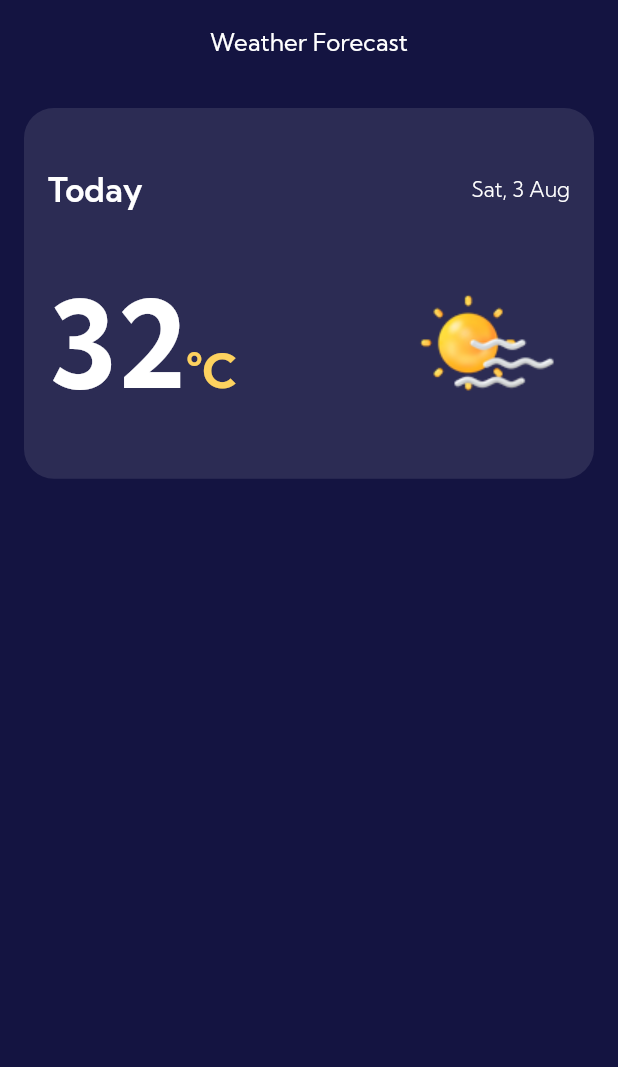
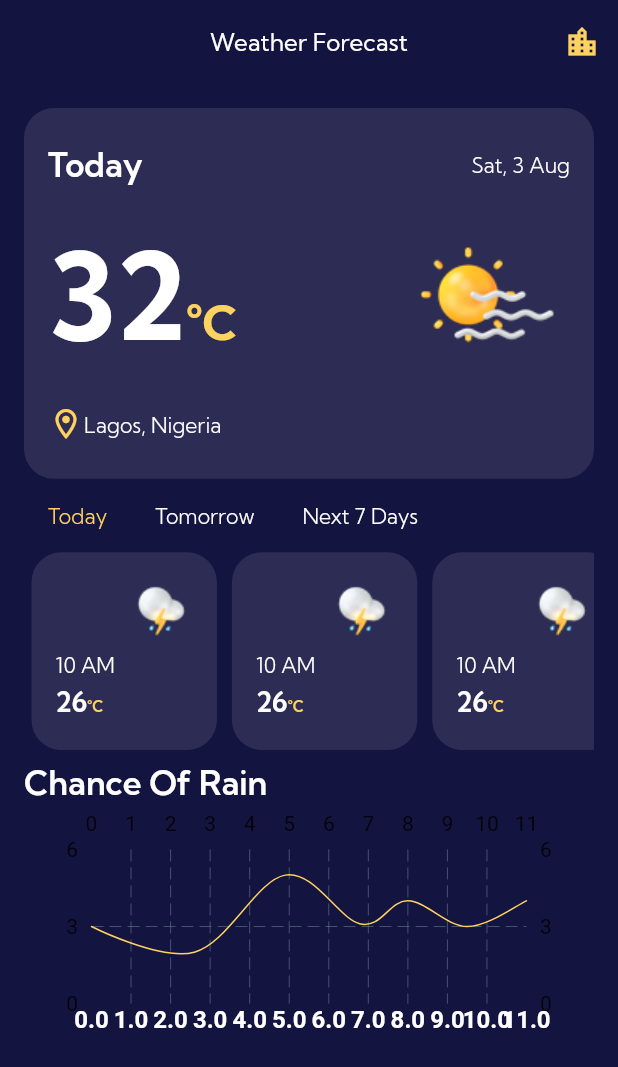
Before and after one commit to noorfatima15/Weather-App, a Flutter app: the screen it shows after launch, after a tap on "Get Started", on a phone screen of 412 x 824 dp. Shown: the top 1067 px of the screen. Run offline on Flutter 3.47's test engine with Material 2 defaults, Android fonts, the phone set to English and light mode, and no system bars; drawn by our look-alikes of fl_chart.

Commit message:
-working on ui: -ui has been completed. -now working on graph implementation

```diff
--- /dev/null
+++ b/lib/constants/logic_constants.dart
@@ -0,0 +1,5 @@
+enum  WeatherType   {
+  today,
+  tomorrow,
+next7Days,
+}
--- a/lib/constants/typography.dart
+++ b/lib/constants/typography.dart
@@ -32,3 +32,8 @@ const TextStyle mainTemprature = TextStyle(
    fontWeight: FontWeight.w700,
    fontFamily: 'Kumbh Sans'
  );
+const TextStyle tileUnitStyle = TextStyle(
+   fontSize: 10,
+   fontWeight: FontWeight.w600,
+   fontFamily: 'Kumbh Sans'
+ );
--- /dev/null
+++ b/lib/core/widgets/weather_detail_tile.dart
@@ -0,0 +1,40 @@
+import 'package:flutter/material.dart';
+import 'package:weather_app/constants/colors.dart';
+import 'package:weather_app/constants/images.dart';
+import 'package:weather_app/constants/styles.dart';
+import 'package:weather_app/constants/typography.dart';
+import 'package:weather_app/core/widgets/rich_text_span.dart';
+class WeatherDetailTile extends StatelessWidget {
+  const WeatherDetailTile({Key? key}) : super(key: key);
+
+  @override
+  Widget build(BuildContext context) {
+    return Container(
+      height: MediaQuery.of(context).size.height * 0.005,
+      width: MediaQuery.of(context).size.width * 0.3,
+      margin: const EdgeInsets.symmetric(horizontal: 5),
+      padding: Styles.padding,
+      decoration: BoxDecoration(
+        borderRadius: Styles.borderRadius,
+        color: ColorPalette.blurColor,
+
+      ),
+      child: Column(
+        mainAxisAlignment: MainAxisAlignment.spaceEvenly,
+        crossAxisAlignment: CrossAxisAlignment.start,
+        children: [
+          Row(
+            children: [
+              const Spacer(), Image.asset(Images.thunderStorm)
+            ],
+          ),
+          Text('10 AM', style: detailText.copyWith(color: Colors.white)),
+          RichTextSpan(firstText: '26', secondText: '°C',
+            firstStyle: buttonText,
+            secondStyle: tileUnitStyle.copyWith(color: ColorPalette.secondaryColor),
+          )
+        ],
+      ),
+    );
+  }
+}
--- /dev/null
+++ b/lib/core/widgets/weather_type_tab.dart
@@ -0,0 +1,22 @@
+import 'package:flutter/material.dart';
+import 'package:weather_app/constants/colors.dart';
+import 'package:weather_app/constants/styles.dart';
+import 'package:weather_app/constants/typography.dart';
+class WeatherTypeTab extends StatelessWidget {
+  final VoidCallback onTap;
+  final String text;
+  final bool isSelected;
+  const WeatherTypeTab({Key? key, required this.onTap, required this.text, required this.isSelected}) : super(key: key);
+
+  @override
+  Widget build(BuildContext context) {
+    return InkWell(
+      onTap: onTap,
+      child:
+         Padding(
+          padding: Styles.padding,
+          child: Text(text, style: detailText.copyWith(color: isSelected? ColorPalette.secondaryColor : Colors.white)),
+        ),
+    );
+  }
+}
--- a/lib/screens/home_screen.dart
+++ b/lib/screens/home_screen.dart
@@ -4,6 +4,11 @@ import 'package:weather_app/constants/images.dart';
 import 'package:weather_app/constants/styles.dart';
 import 'package:weather_app/constants/typography.dart';
 import 'package:weather_app/core/widgets/rich_text_span.dart';
+import 'package:weather_app/core/widgets/weather_detail_tile.dart';
+import 'package:weather_app/core/widgets/weather_type_tab.dart';
+import 'package:weather_app/screens/weather_graph.dart';
+// import 'package:fl_chart/fl_chart.dart';
+
 class HomeScreen extends StatelessWidget {
   const HomeScreen({Key? key}) : super(key: key);
 
@@ -14,20 +19,27 @@ class HomeScreen extends StatelessWidget {
       appBar: AppBar(
         elevation: 0,
         centerTitle: true,
-        title: Text('Weather Forecast', style: descriptionText.copyWith(color: Colors.white)),
+        title: Text('Weather Forecast',
+            style: descriptionText.copyWith(color: Colors.white)),
         backgroundColor: ColorPalette.primaryColor,
         automaticallyImplyLeading: false,
+        actions: [
+          IconButton(
+              onPressed: () {},
+              icon: Icon(Icons.location_city_outlined,
+                  color: ColorPalette.secondaryColor))
+        ],
       ),
       body: ListView(
         padding: Styles.padding,
+        physics: const BouncingScrollPhysics(),
         children: [
           Container(
               height: MediaQuery.of(context).size.height * 0.3,
               padding: Styles.horizontalPadding,
               decoration: BoxDecoration(
                   borderRadius: Styles.borderRadius,
-              color:  ColorPalette.blurColor
-            ),
+                  color: ColorPalette.blurColor),
               child: Column(
                 mainAxisAlignment: MainAxisAlignment.spaceEvenly,
                 children: [
@@ -35,23 +47,79 @@ class HomeScreen extends StatelessWidget {
                     mainAxisAlignment: MainAxisAlignment.spaceBetween,
                     children: [
                       Text('Today', style: title.copyWith(color: Colors.white)),
-                    Text('Sat, 3 Aug', style: detailText.copyWith(color: Colors.white)),
+                      Text('Sat, 3 Aug',
+                          style: detailText.copyWith(color: Colors.white)),
                     ],
                   ),
                   Row(
                       mainAxisAlignment: MainAxisAlignment.spaceBetween,
-                  children:[
+                      children: [
                         RichTextSpan(
                           firstText: '32',
-                      firstStyle:mainTemprature ,
+                          firstStyle: mainTemprature,
                           secondText: '°C',
                         ),
                         Image.asset(Images.sunny)
-                  ]
+                      ]),
+                  Row(
+                    children: [
+                      Icon(Icons.location_on_outlined,
+                          color: ColorPalette.secondaryColor),
+                      Text('Lagos, Nigeria',
+                          style: detailText.copyWith(color: Colors.white)),
+                    ],
                   ),
                 ],
+              )),
+          Row(
+            children: [
+              WeatherTypeTab(onTap: () {}, text: 'Today', isSelected: true),
+              WeatherTypeTab(onTap: () {}, text: 'Tomorrow', isSelected: false),
+              WeatherTypeTab(
+                  onTap: () {}, text: 'Next 7 Days', isSelected: false),
+            ],
+          ),
+          SizedBox(
+              height: MediaQuery.of(context).size.height * 0.16,
+              child: ListView.builder(
+                  itemCount: 5,
+                  physics: const BouncingScrollPhysics(),
+                  scrollDirection: Axis.horizontal,
+                  itemBuilder: (context, index) => WeatherDetailTile())),
+          SizedBox(height: MediaQuery.of(context).size.height * 0.01),
+          Text('Chance Of Rain', style: title.copyWith(color: Colors.white)),
+          SizedBox(
+            height: MediaQuery.of(context).size.height * 0.2,
+            child: WeatherGraph(),
           )
-          ),
+          // child: LineChart(
+          //
+          //     LineChartData(
+          //       lineTouchData: LineTouchData(enabled: false),
+          //       gridData: FlGridData(show: false),
+          //       titlesData: FlTitlesData(
+          //
+          //         show: true,),
+          //       borderData: FlBorderData(show: false),
+          //       lineBarsData: [
+          //
+          //         LineChartBarData(
+          //
+          //             spots: [
+          //
+          //               FlSpot(0, 0),
+          //               FlSpot(1, 1),
+          //               FlSpot(2, 1.5),
+          //               FlSpot(3, 1.4),
+          //               FlSpot(4, 3),
+          //               FlSpot(5, 2),
+          //               FlSpot(6, 4),
+          //             ],
+          //             isCurved: true,
+          //             color: ColorPalette.secondaryColor,
+          //             barWidth: 1),
+          //       ],
+          //     ))),
         ],
       ),
     );
--- /dev/null
+++ b/lib/screens/weather_graph.dart
@@ -0,0 +1,113 @@
+// import 'package:flutter/material.dart';
+// import 'package:syncfusion_flutter_charts/charts.dart';
+// import 'package:syncfusion_flutter_charts/sparkcharts.dart';
+// import 'package:weather_app/constants/colors.dart';
+//
+// class WeatherGraph extends StatelessWidget {
+//   const WeatherGraph({Key? key}) : super(key: key);
+//
+//   @override
+//   Widget build(BuildContext context) {
+//     return Container(
+//       height: 200,
+//       child: SfCartesianChart(
+//         borderColor: Colors.transparent,
+//         plotAreaBorderColor: Colors.transparent,
+//
+//         primaryXAxis: CategoryAxis(),
+//         series: <ChartSeries>[
+//           LineSeries<WeatherData, String>(
+//             color: ColorPalette.secondaryColor,
+//             dashArray: [5, 5],
+//
+//             dataSource: [
+//               WeatherData('Sunny', DateTime(2021, 1, 1)),
+//               WeatherData('Sunny', DateTime(2021, 1, 2)),
+//               WeatherData('Sunny', DateTime(2021, 1, 3)),
+//               WeatherData('Sunny', DateTime(2021, 1, 4)),
+//               WeatherData('Sunny', DateTime(2021, 1, 5)),
+//             ],
+//             // yValueMapper: (WeatherData weather, _) => weather.weatherType.toString(),
+//             // xValueMapper: (WeatherData weather, _) => weather.dateTime.day,
+//             xValueMapper: (WeatherData weather, _) => weather.weatherType,
+//             yValueMapper: (WeatherData weather, _) => weather.dateTime.day,
+//             dataLabelSettings: DataLabelSettings(isVisible: true),
+//           ),
+//         ],
+//       ),
+//     );
+//   }
+// }
+//
+// class WeatherData {
+//   WeatherData(this.weatherType, this.dateTime);
+//
+//   final String weatherType;
+//
+//   final DateTime dateTime;
+// }
+
+import 'package:flutter/material.dart';
+import 'package:fl_chart/fl_chart.dart';
+import 'package:weather_app/constants/colors.dart';
+
+class WeatherGraph extends StatelessWidget {
+  const WeatherGraph({Key? key}) : super(key: key);
+
+  @override
+  Widget build(BuildContext context) {
+    return Container(
+      height: 200,
+      child: LineChart(
+        LineChartData(
+          titlesData: FlTitlesData(
+            show: true,
+            bottomTitles: AxisTitles(
+              sideTitles: SideTitles(
+                showTitles: true,
+                getTitlesWidget: (dateTime, titleMeta) {
+                  return Text(
+                    dateTime.toString(),
+                    style: TextStyle(
+                        color: Colors.white,
+                        fontWeight: FontWeight.bold,
+                        fontSize: 16),
+                  );
+                },
+                interval: 1,
+                reservedSize: 30,
+              ),
+            ),
+          ),
+          borderData: FlBorderData(
+              show: true,
+              border: Border.all(color: Colors.transparent, width: 1)),
+          minX: 0,
+          maxX: 11,
+          minY: 0,
+          maxY: 6,
+          lineBarsData: [
+            LineChartBarData(
+              spots: [
+                FlSpot(0, 3),
+                FlSpot(2.6, 2),
+                FlSpot(4.9, 5),
+                FlSpot(6.8, 3.1),
+                FlSpot(8, 4),
+                FlSpot(9.5, 3),
+                FlSpot(11, 4),
+              ],
+              isCurved: true,
+              color: ColorPalette.secondaryColor,
+              barWidth: 1,
+              isStrokeCapRound: true,
+              dotData: FlDotData(
+                show: false,
+              ),
+            ),
+          ],
+        ),
+      ),
+    );
+  }
+}
--- a/lib/screens/welcome_screen.dart
+++ b/lib/screens/welcome_screen.dart
@@ -8,6 +8,7 @@ import 'package:weather_app/core/widgets/primary_button.dart';
 import 'package:weather_app/core/widgets/rich_text_span.dart';
 import 'package:weather_app/screens/home_screen.dart';
 import 'package:weather_app/utils/line_painter.dart';
+
 class WelcomeScreen extends StatelessWidget {
   const WelcomeScreen({Key? key}) : super(key: key);
 
@@ -16,40 +17,43 @@ class WelcomeScreen extends StatelessWidget {
     return Scaffold(
       backgroundColor: ColorPalette.primaryColor,
       body: ListView(
-
+        physics: const BouncingScrollPhysics(),
         children: [
-          SizedBox(
-            height: MediaQuery.of(context).size.height * 0.1
-          ),
+          SizedBox(height: MediaQuery.of(context).size.height * 0.1),
           Center(
             child: CustomPaint(
               painter: LinePainter(),
               child: Center(
-                child: Image.asset(Images.welcomeScreenImage, width: 300, height: 300,),
+                child: Image.asset(
+                  Images.welcomeScreenImage,
+                  width: 300,
+                  height: 300,
                 ),
               ),
             ),
-          SizedBox(
-            height: MediaQuery.of(context).size.height * 0.05
           ),
-
+          SizedBox(height: MediaQuery.of(context).size.height * 0.05),
           const Padding(
             padding: Styles.descriptionPadding,
-            child: RichTextSpan(
-              firstText: 'Weather ',
-              secondText: 'News & Feed'
-            ),
+            child:
+                RichTextSpan(firstText: 'Weather ', secondText: 'News & Feed'),
           ),
-         Padding(
-           padding: Styles.descriptionPadding,
-           child: Text(Strings.descriptionText, style: descriptionText.copyWith(color: Colors.white), textAlign: TextAlign.center),
-         ),
-          PrimaryButton(onPressed: (){
-            Navigator.push(context, MaterialPageRoute(builder: (context)=>const HomeScreen()));
-          }, text: 'Get Started'),
+          Padding(
+            padding: Styles.descriptionPadding,
+            child: Text(Strings.descriptionText,
+                style: descriptionText.copyWith(color: Colors.white),
+                textAlign: TextAlign.center),
+          ),
+          PrimaryButton(
+              onPressed: () {
+                Navigator.push(
+                    context,
+                    MaterialPageRoute(
+                        builder: (context) => const HomeScreen()));
+              },
+              text: 'Get Started'),
         ],
       ),
-
     );
   }
 }
--- a/lib/utils/line_painter.dart
+++ b/lib/utils/line_painter.dart
@@ -9,7 +9,7 @@ class LinePainter extends CustomPainter {
     final p2 = Offset(0, size.height);
     final paint = Paint();
     paint.shader = LinearGradient(
-      colors: [ColorPalette.primaryColor.withOpacity(0.1),ColorPalette.blurColor, ColorPalette.primaryColor.withOpacity(0.1)],
+      colors: [Colors.transparent,ColorPalette.blurColor,ColorPalette.blurColor, Colors.transparent,],
     ).createShader(Rect.fromPoints(p1, p2));
     paint.strokeWidth = 150;
 
```
Also changed, not shown: pubspec.yaml (+5 -2 lines), pubspec.lock. Lines whose indentation alone changed are shown as unchanged.
